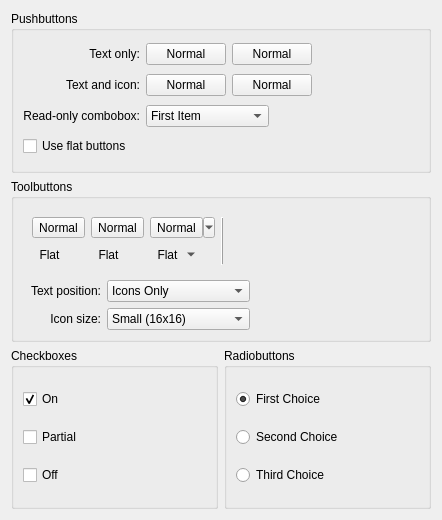
The window that kstyles/oxygen/demo/ui/oxygenbuttondemowidget.ui (mgottschlag/kwin-tiling) describes before a commit, drawn with Qt 5.
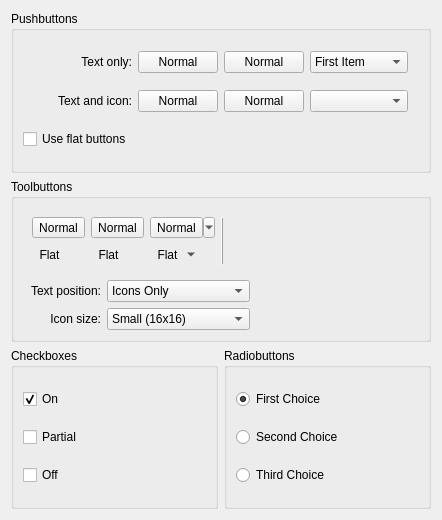
The same window after the commit. Custom widgets are drawn as their Qt base class.

Commit message: relayout buttons for better alignment comparisons

What changed in the file:
```diff
--- a/kstyles/oxygen/demo/ui/oxygenbuttondemowidget.ui
+++ b/kstyles/oxygen/demo/ui/oxygenbuttondemowidget.ui
@@ -106,13 +106,32 @@
         </property>
        </widget>
       </item>
-      <item row="0" column="2" colspan="2">
+      <item row="0" column="2">
        <widget class="KPushButton" name="pushButton_5">
         <property name="text">
          <string>Normal</string>
         </property>
        </widget>
       </item>
+      <item row="0" column="3">
+       <widget class="KComboBox" name="kcombobox">
+        <item>
+         <property name="text">
+          <string>First Item</string>
+         </property>
+        </item>
+        <item>
+         <property name="text">
+          <string>Second Item</string>
+         </property>
+        </item>
+        <item>
+         <property name="text">
+          <string>Third Item</string>
+         </property>
+        </item>
+       </widget>
+      </item>
       <item row="0" column="4">
        <spacer name="horizontalSpacer_4">
         <property name="orientation">
@@ -120,8 +139,8 @@
         </property>
         <property name="sizeHint" stdset="0">
          <size>
-          <width>183</width>
-          <height>19</height>
+          <width>36</width>
+          <height>20</height>
          </size>
         </property>
        </spacer>
@@ -143,7 +162,7 @@
         </property>
        </widget>
       </item>
-      <item row="1" column="2" colspan="2">
+      <item row="1" column="2">
        <widget class="KPushButton" name="pushButton_6">
         <property name="text">
          <string>Normal</string>
@@ -151,54 +170,15 @@
        </widget>
       </item>
       <item row="2" column="0">
-       <widget class="QLabel" name="label_10">
-        <property name="text">
-         <string>Read-only combobox:</string>
-        </property>
-        <property name="alignment">
-         <set>Qt::AlignRight|Qt::AlignTrailing|Qt::AlignVCenter</set>
-        </property>
-       </widget>
-      </item>
-      <item row="2" column="1" colspan="2">
-       <widget class="KComboBox" name="kcombobox">
-        <item>
-         <property name="text">
-          <string>First Item</string>
-         </property>
-        </item>
-        <item>
-         <property name="text">
-          <string>Second Item</string>
-         </property>
-        </item>
-        <item>
-         <property name="text">
-          <string>Third Item</string>
-         </property>
-        </item>
-       </widget>
-      </item>
-      <item row="2" column="3" colspan="2">
-       <spacer name="horizontalSpacer_7">
-        <property name="orientation">
-         <enum>Qt::Horizontal</enum>
-        </property>
-        <property name="sizeHint" stdset="0">
-         <size>
-          <width>172</width>
-          <height>19</height>
-         </size>
-        </property>
-       </spacer>
-      </item>
-      <item row="3" column="0">
        <widget class="QCheckBox" name="flatButtonCheckBox">
         <property name="text">
          <string>Use flat buttons</string>
         </property>
        </widget>
       </item>
+      <item row="1" column="3">
+       <widget class="KComboBox" name="kcombobox_2"/>
+      </item>
      </layout>
     </widget>
    </item>
```
Left out of the diff: 2 changed lines with no effect on the pictures. The commit also changes 1 other file.
